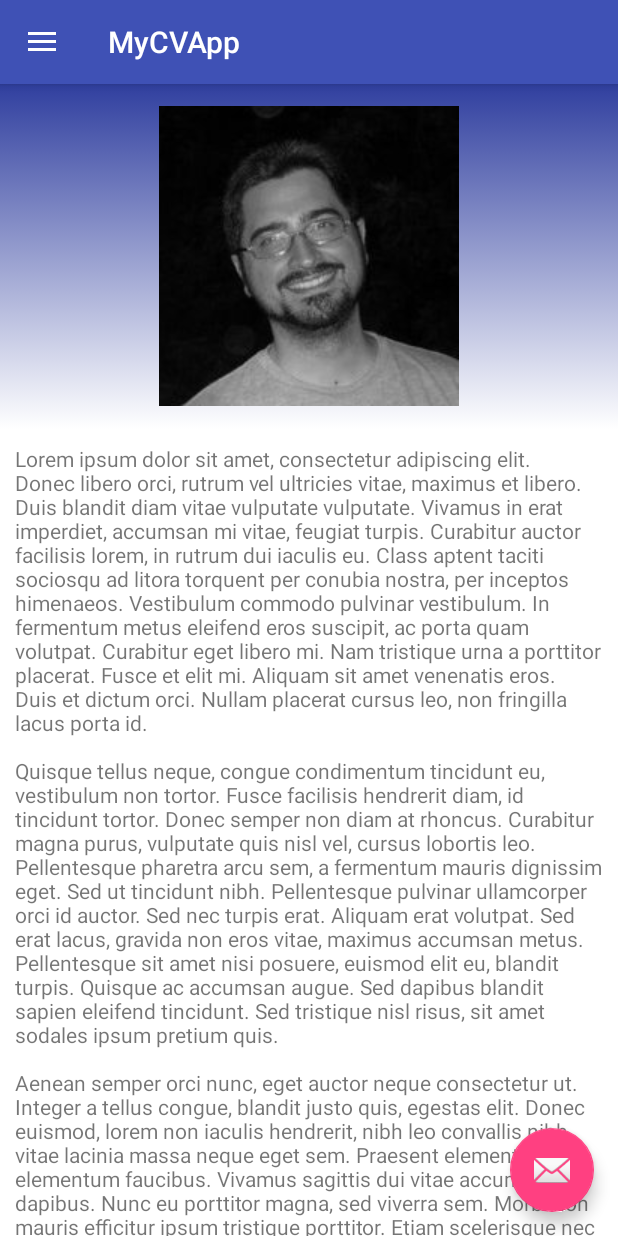
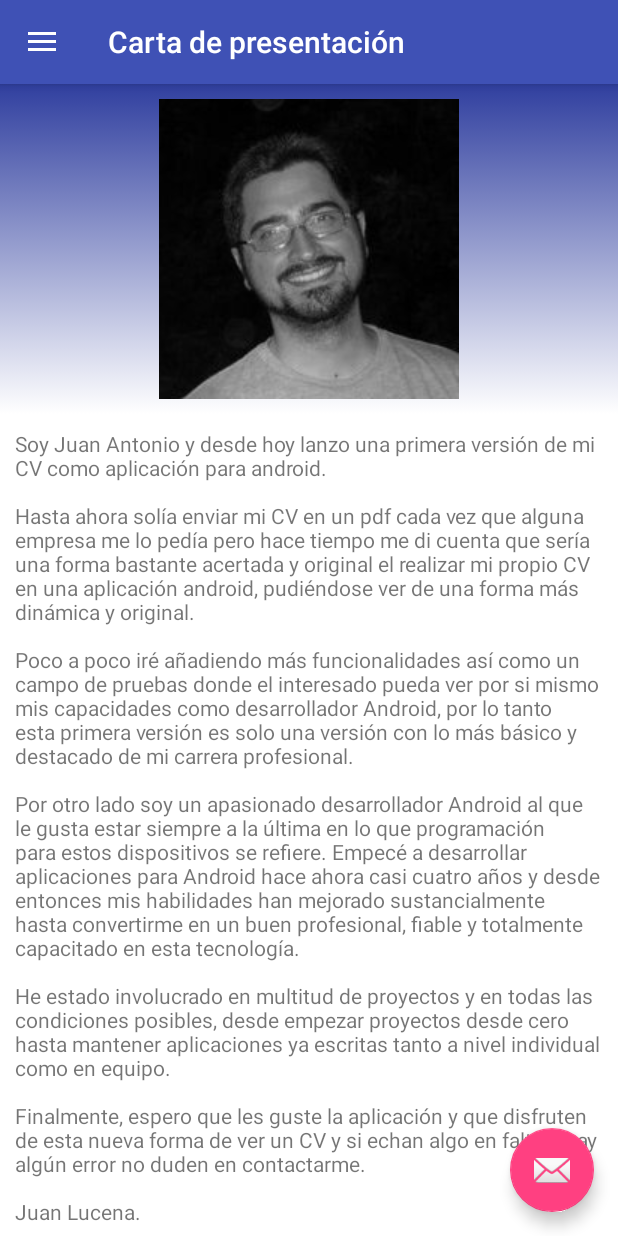
Before and after one commit to JuanGarciaLucena/MyCVApp, an Android app: the screen it shows after launch (MainActivity), on a phone screen of 412 x 824 dp. Run offline under Robolectric (Android 15) with nearby library versions, the phone set to English and light mode, and no system bars; libraries missing offline, so code that uses them is left out: com.orm; 20 statements that could not run were skipped.

```diff
--- a/app/src/main/AndroidManifest.xml
+++ b/app/src/main/AndroidManifest.xml
@@ -29,7 +29,8 @@
             android:name="QUERY_LOG"
             android:value="true" />
 
-        <activity android:name=".ExperienceDetailActivity"></activity>
+        <activity android:name=".ExperienceDetailActivity" />
+        <activity android:name=".ProjectDetailActivity"></activity>
     </application>
 
 </manifest>
--- a/app/src/main/java/emebesoft/com/mycvapp/MainActivity.java
+++ b/app/src/main/java/emebesoft/com/mycvapp/MainActivity.java
@@ -29,11 +29,14 @@ import objects.TechObject;
 
 public class MainActivity extends AppCompatActivity implements NavigationView.OnNavigationItemSelectedListener {
 
+    private Toolbar toolbar;
+
     @Override
     protected void onCreate(Bundle savedInstanceState) {
         super.onCreate(savedInstanceState);
         setContentView(R.layout.activity_main);
-        Toolbar toolbar = (Toolbar) findViewById(R.id.toolbar);
+        toolbar = (Toolbar) findViewById(R.id.toolbar);
+        toolbar.setTitle("Carta de presentación");
         setSupportActionBar(toolbar);
 
         initDB();
@@ -92,14 +95,19 @@ public class MainActivity extends AppCompatActivity implements NavigationView.On
         FragmentManager fragmentManager = getSupportFragmentManager();
 
         if (id == R.id.nav_presentation) {
+            toolbar.setTitle("Carta de presentación");
             fragment = new PresentationFragment();
         } else if (id == R.id.nav_experience) {
+            toolbar.setTitle("Experiencia");
             fragment = new ExperienceFragment();
         } else if (id == R.id.nav_tech) {
+            toolbar.setTitle("Tecnologías");
             fragment = new TechFragment();
         } else if (id == R.id.nav_projects) {
+            toolbar.setTitle("Proyectos");
             fragment = new ProjectsFragment();
         } else if (id == R.id.nav_personal) {
+            toolbar.setTitle("Datos Personales");
             fragment = new PersonalFragment();
         }
 
--- a/app/src/main/res/layout/fragment_presentation.xml
+++ b/app/src/main/res/layout/fragment_presentation.xml
@@ -3,28 +3,7 @@
     xmlns:android="http://schemas.android.com/apk/res/android"
     android:orientation="vertical"
     android:layout_width="match_parent"
-    android:layout_height="match_parent"
-    android:weightSum="100">
-
-    <LinearLayout
-        android:layout_width="match_parent"
-        android:layout_height="0dp"
-        android:layout_weight="30"
-        android:padding="5dp"
-        android:background="@drawable/gradient_personal"
-        android:gravity="center">
-
-        <ImageView
-            android:layout_width="wrap_content"
-            android:layout_height="wrap_content"
-            android:src="@drawable/picture_lucena"/>
-    </LinearLayout>
-
-    <LinearLayout
-        android:layout_width="match_parent"
-        android:layout_height="0dp"
-        android:layout_weight="70"
-        android:background="@android:color/white">
+    android:layout_height="match_parent">
 
     <ScrollView android:id="@+id/textAreaScroller"
         android:layout_width="match_parent"
@@ -33,14 +12,27 @@
         android:layout_y="25px"
         android:scrollbars="vertical">
 
+        <LinearLayout
+            xmlns:android="http://schemas.android.com/apk/res/android"
+            android:orientation="vertical"
+            android:layout_width="match_parent"
+            android:layout_height="wrap_content">
+
+                <ImageView
+                    android:layout_width="match_parent"
+                    android:layout_height="wrap_content"
+                    android:src="@drawable/picture_lucena"
+                    android:layout_gravity="center"
+                    android:padding="10dp"
+                    android:background="@drawable/gradient_personal"/>
+
                 <TextView
                     android:id="@+id/presentationTextView"
                     android:layout_width="match_parent"
                     android:layout_height="wrap_content"
                     android:padding="10dp"
-                android:scrollbars="vertical"/>
-
+                    android:scrollbars="vertical"
+                    android:background="@android:color/white"/>
+        </LinearLayout>
     </ScrollView>
-
 </LinearLayout>
-</LinearLayout>
--- a/app/src/main/res/values/strings.xml
+++ b/app/src/main/res/values/strings.xml
@@ -13,47 +13,33 @@
     <string name="dev_mail">JuanGarciaLucena@gmail.com</string>
     <string name="presentation_text">
         <![CDATA[
-        <p> Lorem ipsum dolor sit amet, consectetur adipiscing elit. Donec libero orci, rutrum vel
-            ultricies vitae, maximus et libero. Duis blandit diam vitae vulputate vulputate. Vivamus
-            in erat imperdiet, accumsan mi vitae, feugiat turpis. Curabitur auctor facilisis lorem,
-            in rutrum dui iaculis eu. Class aptent taciti sociosqu ad litora torquent per conubia
-            nostra, per inceptos himenaeos. Vestibulum commodo pulvinar vestibulum. In fermentum
-            metus eleifend eros suscipit, ac porta quam volutpat. Curabitur eget libero mi. Nam
-            tristique urna a porttitor placerat. Fusce et elit mi. Aliquam sit amet venenatis eros.
-            Duis et dictum orci. Nullam placerat cursus leo, non fringilla lacus porta id.</p>
+        <p> Soy Juan Antonio y desde hoy lanzo una primera versión de mi CV como aplicación para
+            android.</p>
 
-        <p> Quisque tellus neque, congue condimentum tincidunt eu, vestibulum non tortor. Fusce
-            facilisis hendrerit diam, id tincidunt tortor. Donec semper non diam at rhoncus.
-            Curabitur magna purus, vulputate quis nisl vel, cursus lobortis leo. Pellentesque
-            pharetra arcu sem, a fermentum mauris dignissim eget. Sed ut tincidunt nibh.
-            Pellentesque pulvinar ullamcorper orci id auctor. Sed nec turpis erat. Aliquam erat
-            volutpat. Sed erat lacus, gravida non eros vitae, maximus accumsan metus.
-            Pellentesque sit amet nisi posuere, euismod elit eu, blandit turpis. Quisque ac
-            accumsan augue. Sed dapibus blandit sapien eleifend tincidunt. Sed tristique nisl
-            risus, sit amet sodales ipsum pretium quis.</p>
+        <p> Hasta ahora solía enviar mi CV en un pdf cada vez que alguna empresa me lo pedía pero
+            hace tiempo me di cuenta que sería una forma bastante acertada y original el realizar mi
+            propio CV en una aplicación android, pudiéndose ver de una forma más dinámica y
+            original.</p>
 
-        <p> Aenean semper orci nunc, eget auctor neque consectetur ut. Integer a tellus congue,
-            blandit justo quis, egestas elit. Donec euismod, lorem non iaculis hendrerit, nibh
-            leo convallis nibh, vitae lacinia massa neque eget sem. Praesent elementum elementum
-            faucibus. Vivamus sagittis dui vitae accumsan dapibus. Nunc eu porttitor magna, sed
-            viverra sem. Morbi non mauris efficitur ipsum tristique porttitor. Etiam scelerisque
-            nec eros ut egestas. Praesent at arcu suscipit, sagittis mauris vel, posuere augue.
-            Nulla ac dolor felis.</p>
+        <p> Poco a poco iré añadiendo más funcionalidades así como un campo de pruebas donde el
+            interesado pueda ver por si mismo mis capacidades como desarrollador Android, por lo
+            tanto esta primera versión es solo una versión con lo más básico y destacado de mi
+            carrera profesional.</p>
 
-        <p> Mauris eu leo eleifend, pretium ligula nec, porttitor quam. Pellentesque habitant
-            morbi tristique senectus et netus et malesuada fames ac turpis egestas. Cras blandit,
-            massa ut pretium consequat, lectus lorem vulputate magna, quis pretium dolor sem et
-            ex. Quisque dictum risus cursus enim gravida porta. Etiam posuere magna eget mi
-            placerat semper. Integer nec nisi rhoncus, facilisis tortor nec, congue neque.
-            Praesent tincidunt arcu ut nulla iaculis semper.</p>
+        <p> Por otro lado soy un apasionado desarrollador Android al que le gusta estar siempre
+            a la última en lo que programación para estos dispositivos se refiere. Empecé a
+            desarrollar aplicaciones para Android hace ahora casi cuatro años y desde entonces
+            mis habilidades han mejorado sustancialmente hasta convertirme en un buen profesional,
+            fiable y totalmente capacitado en esta tecnología.</p>
 
-        <p> Integer efficitur, urna in ornare vestibulum, magna velit vehicula justo, non
-            ultrices nisi metus vitae erat. Etiam justo dui, commodo in orci non, tempor
-            volutpat quam. Nullam vehicula lectus ac magna aliquet, vitae placerat risus
-            feugiat. Cras egestas sem euismod leo hendrerit imperdiet. Fusce et tortor quis mi
-            aliquet tempor quis quis tellus. Nunc scelerisque nec dui id scelerisque. In
-            imperdiet, magna in pulvinar tempus, metus urna luctus nisl, ut euismod lorem quam
-            eget orci.</p>]]>
+        <p> He estado involucrado en multitud de proyectos y en todas las condiciones posibles,
+            desde empezar proyectos desde cero hasta mantener aplicaciones ya escritas tanto a
+            nivel individual como en equipo.</p>
+
+        <p> Finalmente, espero que les guste la aplicación y que disfruten de esta nueva forma
+            de ver un CV y si echan algo en falta o hay algún error no duden en contactarme.</p>
+
+        <p>Juan Lucena.</p>]]>
     </string>
 
     <string name="experience_detail_viavansi">
```
Also changed, not shown: app/src/main/java/adapters/ProjectAdapter.java (+13 -1 lines), app/src/main/java/emebesoft/com/mycvapp/ExperienceDetailActivity.java (+4 -3 lines), app/src/main/java/emebesoft/com/mycvapp/ProjectDetailActivity.java (added, +92 -0 lines), app/src/main/java/fragments/ProjectsFragment.java (+11 -0 lines), app/src/main/res/layout/activity_project_detail.xml (added, +64 -0 lines). Lines whose indentation alone changed are shown as unchanged.
